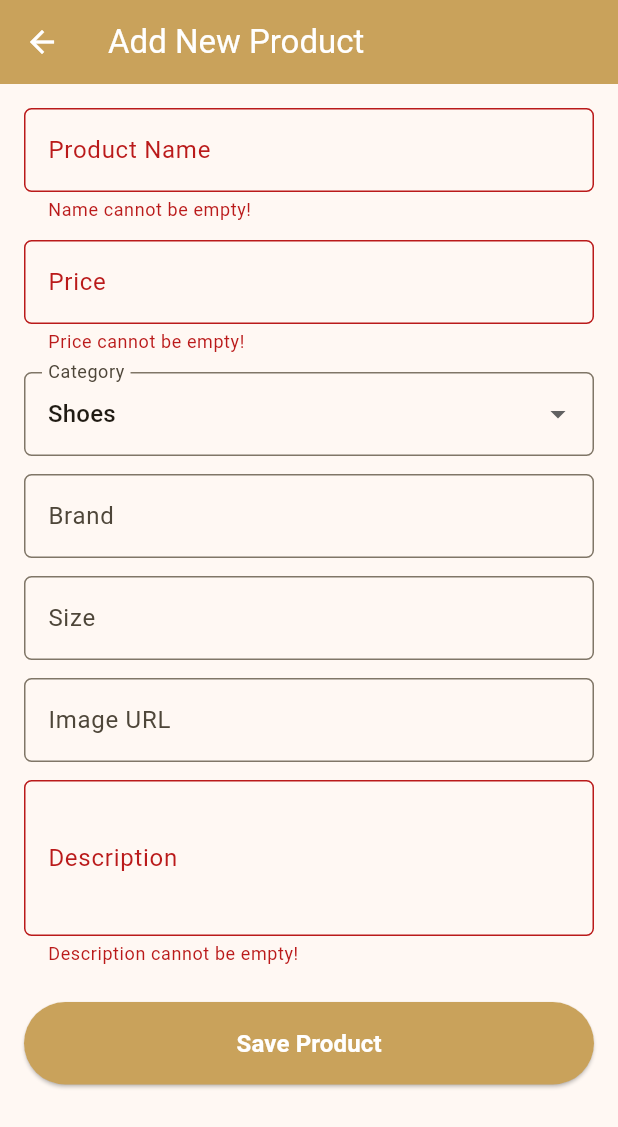
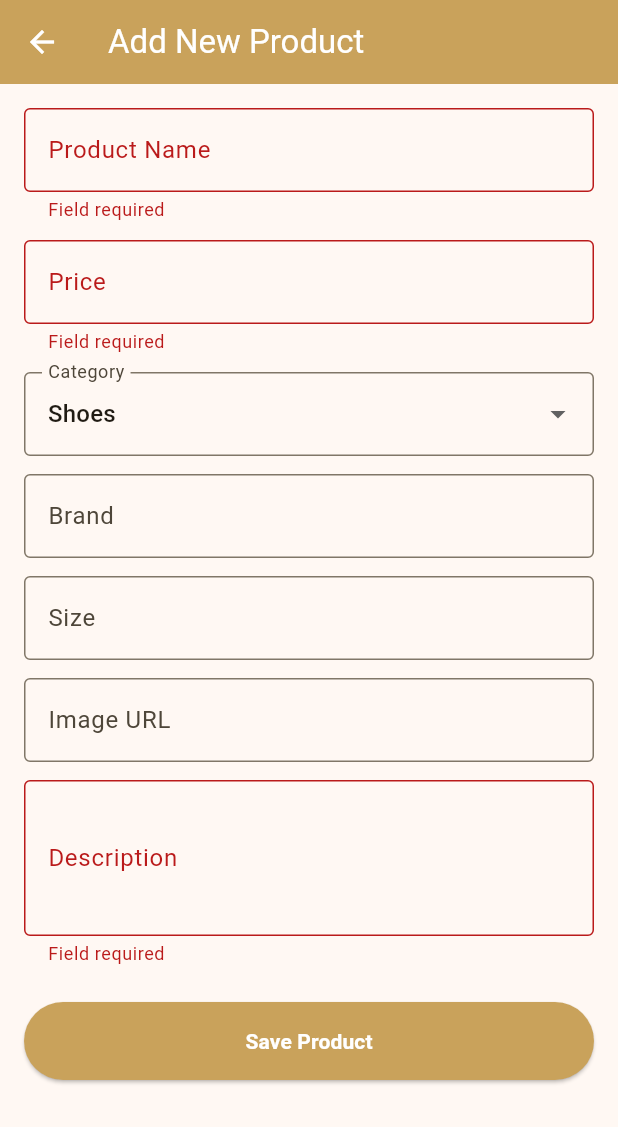
Before and after one commit to PBP-B02-2025/PAS_B02, a Flutter app: the ProductFormPage screen opened directly, after a tap on "Save Product", on a phone screen of 412 x 824 dp. Shown: the top 1127 px of the screen. Run offline on Flutter 3.47's test engine with Material 3 defaults, Android fonts, the phone set to English and light mode, and no system bars; our stand-ins replace shared_preferences; missing offline and left inert: pbp_django_auth; accounts and stored records are empty; network calls fail.

Commit message:
pls aman pls

```diff
--- a/lib/shop/models/product.dart
+++ b/lib/shop/models/product.dart
@@ -3,11 +3,12 @@ class Product {
   final String name;
   final int price;
   final String size;
-  final String? brand; // Bisa null karena di Django null=True
+  final String? brand;
   final String description;
   final String category;
   final String thumbnail;
   final bool isFeatured;
+  final String owner; // Tambahkan field ini
 
   Product({
     required this.id,
@@ -19,23 +20,23 @@ class Product {
     required this.category,
     required this.thumbnail,
     required this.isFeatured,
+    required this.owner, // Tambahkan di constructor
   });
 
-  // Factory untuk mengubah JSON dari Django menjadi Object Dart
   factory Product.fromJson(Map<String, dynamic> json) {
     return Product(
       id: json['id'].toString(),
-      name: json['name'],
-      // Konversi aman ke int, baik datanya string maupun number
-      price: int.parse(json['price'].toString().split('.')[0]), // Ambil angka sebelum koma jika ada desimal
-      size: json['size'],
+      name: json['name'] ?? "",
+      price: int.parse(json['price'].toString().split('.')[0]),
+      size: json['size'] ?? "",
       brand: json['brand'],
-      description: json['description'],
-      category: json['category'],
+      description: json['description'] ?? "",
+      category: json['category'] ?? "",
       thumbnail: (json['thumbnail'] != null && json['thumbnail'] != '')
           ? json['thumbnail']
           : 'https://via.placeholder.com/150',
       isFeatured: json['is_featured'] ?? false,
+      owner: json['owner'] ?? "Unknown", // Ambil data owner dari JSON
     );
   }
 }
--- a/lib/shop/screen/product_form.dart
+++ b/lib/shop/screen/product_form.dart
@@ -1,41 +1,62 @@
 import 'dart:convert';
+import 'package:flutter/foundation.dart' show kIsWeb;
 import 'package:flutter/material.dart';
 import 'package:pbp_django_auth/pbp_django_auth.dart';
 import 'package:provider/provider.dart';
 import 'package:ballistic/shop/screen/shop.dart';
+import 'package:ballistic/shop/models/product.dart';
 
 class ProductFormPage extends StatefulWidget {
-  const ProductFormPage({super.key});
+  final Product? product; // Jika null = Add, jika ada = Edit
+
+  const ProductFormPage({super.key, this.product});
 
   @override
+  // PERBAIKAN: Nama di sini harus sama dengan nama kelas State di bawah
   State<ProductFormPage> createState() => _ProductFormPageState();
 }
 
+// PERBAIKAN: Mengganti _ProductFlowPageState menjadi _ProductFormPageState
 class _ProductFormPageState extends State<ProductFormPage> {
   final _formKey = GlobalKey<FormState>();
 
-  // Variabel untuk menyimpan input user
-  String _name = "";
-  int _price = 0;
-  String _description = "";
-  String _category = "Shoes"; // Default Value
-  String _size = "";
-  String _brand = "";
-  String _thumbnail = "";
+  // Inisialisasi variabel form
+  late String _name;
+  late int _price;
+  late String _description;
+  late String _category;
+  late String _size;
+  late String _brand;
+  late String _thumbnail;
 
-  // Warna tema (Gold)
   final Color ballisticGold = const Color(0xFFC9A25B);
+  List<String> categories = ['Shoes', 'Shirt', 'Water Bottle', 'Helmet'];
 
-  // Daftar Kategori (Sesuaikan dengan CATEGORY_CHOICES di Django models.py kamu)
-  List<String> categories = ['Shoes', 'Shirt', 'Water Bottle', 'Helmet'];
+  @override
+  void initState() {
+    super.initState();
+    // Jika widget.product tidak null, isi form dengan data produk tersebut (MODE EDIT)
+    _name = widget.product?.name ?? "";
+    _price = widget.product?.price ?? 0;
+    _description = widget.product?.description ?? "";
+    _category = widget.product?.category ?? "Shoes";
+    _size = widget.product?.size ?? "";
+    _brand = widget.product?.brand ?? "";
+    _thumbnail = widget.product?.thumbnail ?? "";
+  }
+
+  String getBaseUrl() {
+    return kIsWeb ? "http://localhost:8000" : "http://10.0.2.2:8000";
+  }
 
   @override
   Widget build(BuildContext context) {
     final request = context.watch<CookieRequest>();
+    bool isEdit = widget.product != null;
 
     return Scaffold(
       appBar: AppBar(
-        title: const Text('Add New Product'),
+        title: Text(isEdit ? 'Edit Product' : 'Add New Product'),
         backgroundColor: ballisticGold,
         foregroundColor: Colors.white,
       ),
@@ -44,154 +65,94 @@ class _ProductFormPageState extends State<ProductFormPage> {
         child: SingleChildScrollView(
           padding: const EdgeInsets.all(16.0),
           child: Column(
-            crossAxisAlignment: CrossAxisAlignment.start,
             children: [
-              // --- NAMA PRODUK ---
               TextFormField(
-                decoration: InputDecoration(
-                  labelText: "Product Name",
-                  hintText: "Enter product name",
-                  border: OutlineInputBorder(borderRadius: BorderRadius.circular(5.0)),
-                ),
-                onChanged: (String? value) => setState(() => _name = value!),
-                validator: (String? value) {
-                  if (value == null || value.isEmpty) return "Name cannot be empty!";
-                  return null;
-                },
+                initialValue: _name,
+                decoration: const InputDecoration(labelText: "Product Name", border: OutlineInputBorder()),
+                onChanged: (v) => _name = v,
+                validator: (v) => (v == null || v.isEmpty) ? "Field required" : null,
               ),
               const SizedBox(height: 12),
-
-              // --- HARGA ---
               TextFormField(
-                decoration: InputDecoration(
-                  labelText: "Price",
-                  hintText: "Enter price (number only)",
-                  border: OutlineInputBorder(borderRadius: BorderRadius.circular(5.0)),
-                ),
+                initialValue: _price == 0 ? "" : _price.toString(),
+                decoration: const InputDecoration(labelText: "Price", border: OutlineInputBorder()),
                 keyboardType: TextInputType.number,
-                onChanged: (String? value) => setState(() => _price = int.tryParse(value!) ?? 0),
-                validator: (String? value) {
-                  if (value == null || value.isEmpty) return "Price cannot be empty!";
-                  if (int.tryParse(value) == null) return "Price must be a number!";
-                  return null;
-                },
+                onChanged: (v) => _price = int.tryParse(v) ?? 0,
+                validator: (v) => (v == null || v.isEmpty) ? "Field required" : null,
               ),
               const SizedBox(height: 12),
-
-              // --- KATEGORI (Dropdown) ---
               DropdownButtonFormField<String>(
-                value: _category,
-                decoration: InputDecoration(
-                  labelText: "Category",
-                  border: OutlineInputBorder(borderRadius: BorderRadius.circular(5.0)),
-                ),
-                items: categories.map((String category) {
-                  return DropdownMenuItem<String>(
-                    value: category,
-                    child: Text(category),
-                  );
-                }).toList(),
-                onChanged: (String? newValue) => setState(() => _category = newValue!),
+                value: categories.contains(_category) ? _category : categories[0],
+                decoration: const InputDecoration(labelText: "Category", border: OutlineInputBorder()),
+                items: categories.map((c) => DropdownMenuItem(value: c, child: Text(c))).toList(),
+                onChanged: (v) => setState(() => _category = v!),
               ),
               const SizedBox(height: 12),
-
-              // --- BRAND ---
               TextFormField(
-                decoration: InputDecoration(
-                  labelText: "Brand",
-                  hintText: "e.g. Adidas, Nike",
-                  border: OutlineInputBorder(borderRadius: BorderRadius.circular(5.0)),
-                ),
-                onChanged: (String? value) => setState(() => _brand = value!),
+                initialValue: _brand,
+                decoration: const InputDecoration(labelText: "Brand", border: OutlineInputBorder()),
+                onChanged: (v) => _brand = v,
               ),
               const SizedBox(height: 12),
-
-              // --- SIZE ---
               TextFormField(
-                decoration: InputDecoration(
-                  labelText: "Size",
-                  hintText: "e.g. 42, L, 500ml",
-                  border: OutlineInputBorder(borderRadius: BorderRadius.circular(5.0)),
-                ),
-                onChanged: (String? value) => setState(() => _size = value!),
+                initialValue: _size,
+                decoration: const InputDecoration(labelText: "Size", border: OutlineInputBorder()),
+                onChanged: (v) => _size = v,
               ),
               const SizedBox(height: 12),
-
-              // --- THUMBNAIL URL ---
               TextFormField(
-                decoration: InputDecoration(
-                  labelText: "Image URL",
-                  hintText: "http://example.com/image.jpg",
-                  border: OutlineInputBorder(borderRadius: BorderRadius.circular(5.0)),
-                ),
-                onChanged: (String? value) => setState(() => _thumbnail = value!),
+                initialValue: _thumbnail,
+                decoration: const InputDecoration(labelText: "Image URL", border: OutlineInputBorder()),
+                onChanged: (v) => _thumbnail = v,
               ),
               const SizedBox(height: 12),
-
-              // --- DESKRIPSI ---
               TextFormField(
-                decoration: InputDecoration(
-                  labelText: "Description",
-                  hintText: "Product description...",
-                  border: OutlineInputBorder(borderRadius: BorderRadius.circular(5.0)),
-                ),
+                initialValue: _description,
                 maxLines: 3,
-                onChanged: (String? value) => setState(() => _description = value!),
-                validator: (String? value) {
-                  if (value == null || value.isEmpty) return "Description cannot be empty!";
-                  return null;
-                },
+                decoration: const InputDecoration(labelText: "Description", border: OutlineInputBorder()),
+                onChanged: (v) => _description = v,
+                validator: (v) => (v == null || v.isEmpty) ? "Field required" : null,
               ),
               const SizedBox(height: 24),
-
-              // --- TOMBOL SAVE ---
               SizedBox(
                 width: double.infinity,
                 child: ElevatedButton(
-                  style: ElevatedButton.styleFrom(
-                    backgroundColor: ballisticGold,
-                    padding: const EdgeInsets.symmetric(vertical: 16),
-                  ),
+                  style: ElevatedButton.styleFrom(backgroundColor: ballisticGold, padding: const EdgeInsets.symmetric(vertical: 16)),
                   onPressed: () async {
                     if (_formKey.currentState!.validate()) {
-                      // URL Endpoint (Ganti 127.0.0.1 dengan 10.0.2.2 jika pakai Emulator)
-                      // Karena ini POST request authentication, kita pakai package pbp_django_auth
-                      final response = await request.post(
-                        "http://127.0.0.1:8000/shop/add-product-ajax/",
-                        {
+                      // Tentukan URL: Jika edit gunakan ID produk, jika add gunakan endpoint create
+                      final String url = isEdit
+                        ? "${getBaseUrl()}/shop/api/edit/${widget.product!.id}/"
+                        : "${getBaseUrl()}/shop/api/create/";
+
+                      final response = await request.postJson(
+                        url,
+                        jsonEncode(<String, dynamic>{
                           'name': _name,
-                          'price': _price.toString(),
+                          'price': _price,
                           'description': _description,
                           'category': _category,
                           'brand': _brand,
                           'size': _size,
                           'thumbnail': _thumbnail,
-                          'is_featured': 'false',
-                        }
+                        }),
                       );
 
                       if (context.mounted) {
                         if (response['status'] == 'success') {
-                          ScaffoldMessenger.of(context).showSnackBar(
-                            const SnackBar(content: Text("Produk berhasil disimpan!")),
-                          );
-                          // Kembali ke halaman Shop dan refresh
-                          Navigator.pushReplacement(
+                          ScaffoldMessenger.of(context).showSnackBar(SnackBar(content: Text(isEdit ? "Update sukses!" : "Simpan sukses!")));
+                          Navigator.pushAndRemoveUntil(
                             context,
                             MaterialPageRoute(builder: (context) => const ShopPage()),
+                            (route) => false
                           );
                         } else {
-                          ScaffoldMessenger.of(context).showSnackBar(
-                            SnackBar(content: Text("Gagal: ${response['message']}")),
-                          );
+                          ScaffoldMessenger.of(context).showSnackBar(SnackBar(content: Text("Gagal: ${response['message']}")));
                         }
                       }
                     }
                   },
-                  child: const Text(
-                    "Save Product",
-                    style: TextStyle(color: Colors.white, fontSize: 16, fontWeight: FontWeight.bold),
-                  ),
+                  child: Text(isEdit ? "Update Product" : "Save Product", style: const TextStyle(color: Colors.white, fontWeight: FontWeight.bold)),
                 ),
               ),
             ],
--- a/pubspec.yaml
+++ b/pubspec.yaml
@@ -37,6 +37,7 @@ dependencies:
   provider: ^6.1.5+1
   pbp_django_auth: ^0.4.0
   shared_preferences: ^2.5.4
+  intl: ^0.20.2
 
 dev_dependencies:
   flutter_test:
```
Also changed, not shown: lib/screens/menu.dart (+24 -8 lines), lib/shop/screen/product_detail.dart (added, +246 -0 lines), lib/shop/screen/shop.dart (+134 -108 lines), pubspec.lock.
